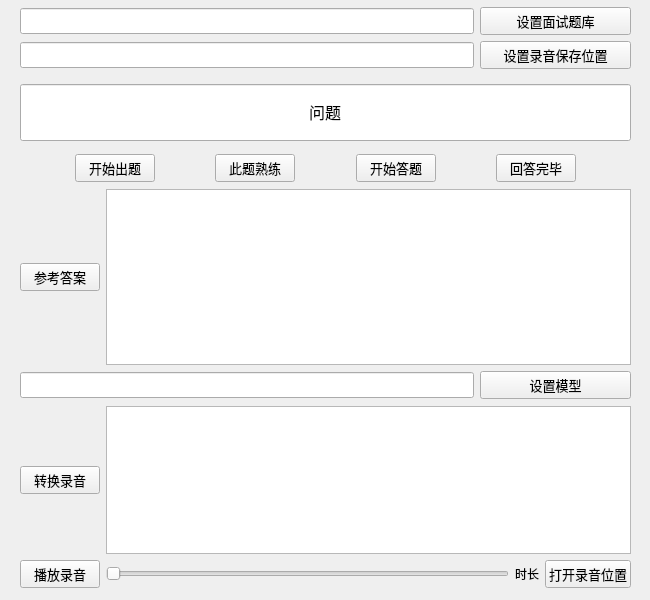
Qt form src/Gui/InterviewAssistantGui.ui (cestbonsuliu/InterviewAssistant) before a commit.
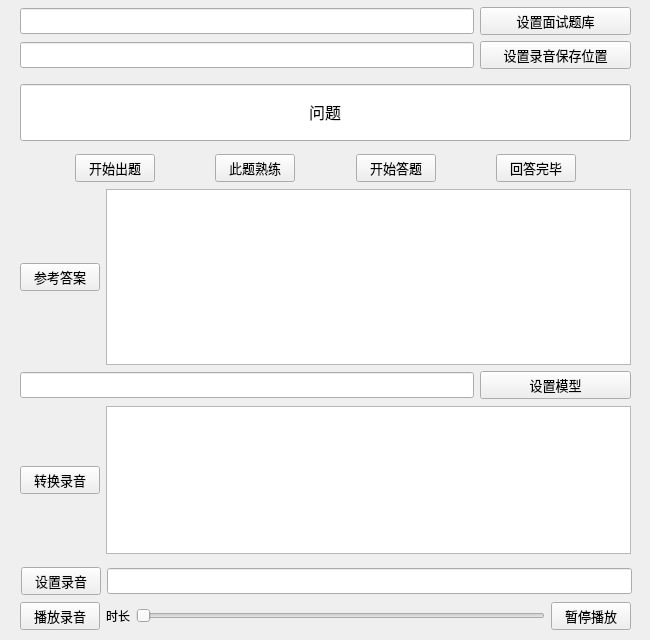
The same form after that commit.

Commit message: 优化录音的播放\暂停功能:增加进度条

Diff of the .ui file:
```diff
--- a/src/Gui/InterviewAssistantGui.ui
+++ b/src/Gui/InterviewAssistantGui.ui
@@ -7,7 +7,7 @@
     <x>0</x>
     <y>0</y>
     <width>650</width>
-    <height>600</height>
+    <height>640</height>
    </rect>
   </property>
   <property name="windowTitle">
@@ -308,7 +308,7 @@
     <property name="geometry">
      <rect>
       <x>20</x>
-      <y>560</y>
+      <y>602</y>
       <width>611</width>
       <height>28</height>
      </rect>
@@ -327,13 +327,6 @@
        </property>
       </widget>
      </item>
-     <item>
-      <widget class="QSlider" name="horizontalSlider">
-       <property name="orientation">
-        <enum>Qt::Horizontal</enum>
-       </property>
-      </widget>
-     </item>
      <item>
       <widget class="QLabel" name="label">
        <property name="text">
@@ -342,7 +335,14 @@
       </widget>
      </item>
      <item>
-      <widget class="QPushButton" name="pushButton_9">
+      <widget class="QSlider" name="horizontalSlider">
+       <property name="orientation">
+        <enum>Qt::Horizontal</enum>
+       </property>
+      </widget>
+     </item>
+     <item>
+      <widget class="QPushButton" name="pushButton_12">
        <property name="font">
         <font>
          <family>微软雅黑</family>
@@ -350,7 +350,7 @@
         </font>
        </property>
        <property name="text">
-        <string>打开录音位置</string>
+        <string>暂停播放</string>
        </property>
       </widget>
      </item>
@@ -391,6 +391,41 @@
      </item>
     </layout>
    </widget>
+   <widget class="QWidget" name="layoutWidget_3">
+    <property name="geometry">
+     <rect>
+      <x>21</x>
+      <y>567</y>
+      <width>611</width>
+      <height>28</height>
+     </rect>
+    </property>
+    <layout class="QHBoxLayout" name="horizontalLayout_9" stretch="0,6">
+     <item>
+      <widget class="QPushButton" name="pushButton_14">
+       <property name="font">
+        <font>
+         <family>微软雅黑</family>
+         <pointsize>10</pointsize>
+        </font>
+       </property>
+       <property name="text">
+        <string>设置录音</string>
+       </property>
+      </widget>
+     </item>
+     <item>
+      <widget class="QLineEdit" name="lineEdit_6">
+       <property name="font">
+        <font>
+         <family>微软雅黑</family>
+         <pointsize>10</pointsize>
+        </font>
+       </property>
+      </widget>
+     </item>
+    </layout>
+   </widget>
   </widget>
  </widget>
  <resources/>
```
The commit also changes 2 other files.
